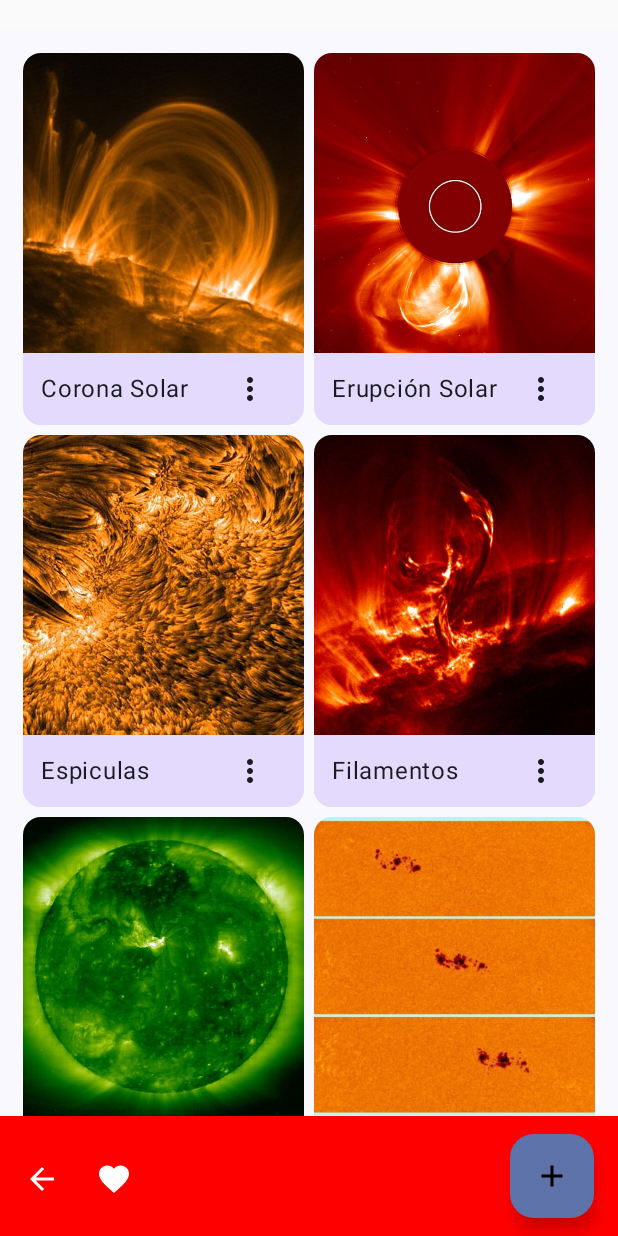
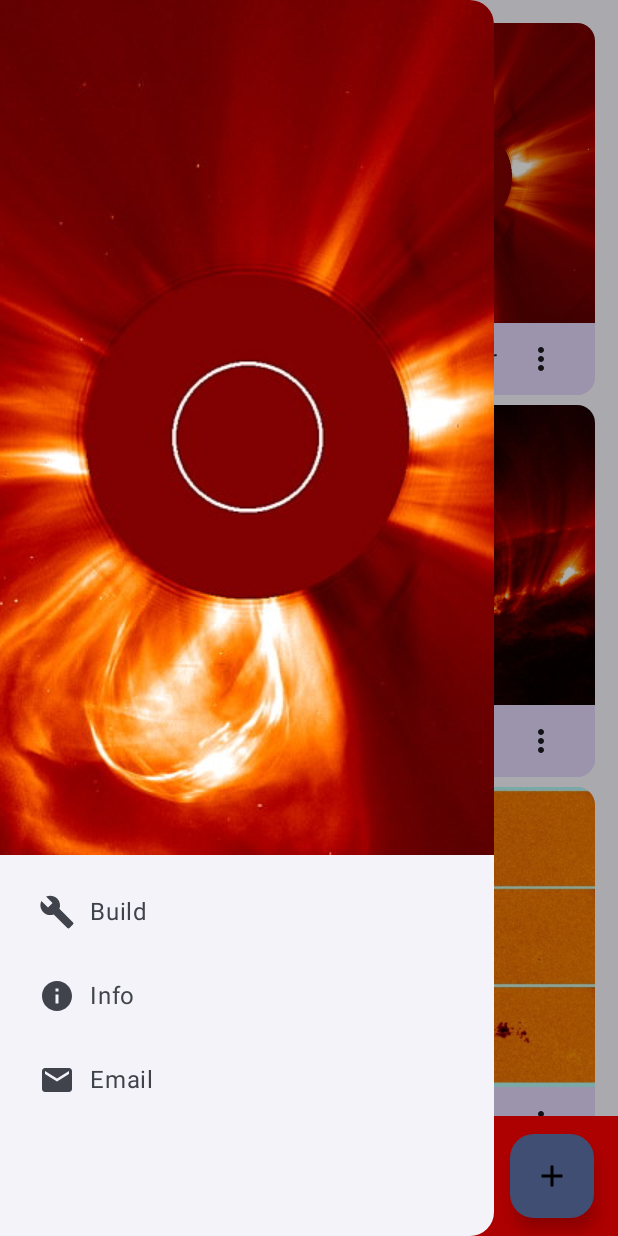
Before and after one commit to dariusxdmemes/ElSol, an Android app built with Jetpack Compose: the screen it shows after launch (MainActivity), after a tap on "Icono corazon izquierda", on a phone screen of 412 x 824 dp. Run offline under Robolectric (Android 15) with nearby library versions, the phone set to English and light mode, and no system bars; 1 other tap on this screen came first.

```diff
--- a/app/src/main/java/com/example/elsol/MainActivity.kt
+++ b/app/src/main/java/com/example/elsol/MainActivity.kt
@@ -5,15 +5,15 @@ import androidx.activity.ComponentActivity
 import androidx.activity.compose.setContent
 import androidx.activity.enableEdgeToEdge
 import androidx.compose.foundation.Image
-import androidx.compose.foundation.background
 import androidx.compose.foundation.layout.Arrangement
-import androidx.compose.foundation.layout.Box
 import androidx.compose.foundation.layout.Column
 import androidx.compose.foundation.layout.Row
-import androidx.compose.foundation.layout.fillMaxHeight
+import androidx.compose.foundation.layout.Spacer
 import androidx.compose.foundation.layout.fillMaxSize
+import androidx.compose.foundation.layout.fillMaxWidth
 import androidx.compose.foundation.layout.padding
-import androidx.compose.foundation.shape.RoundedCornerShape
+import androidx.compose.foundation.layout.size
+import androidx.compose.foundation.layout.statusBarsPadding
 import androidx.compose.material.icons.Icons
 import androidx.compose.material.icons.automirrored.filled.ArrowBack
 import androidx.compose.material.icons.filled.Add
@@ -26,26 +26,24 @@ import androidx.compose.material3.BadgedBox
 import androidx.compose.material3.BottomAppBar
 import androidx.compose.material3.DrawerValue
 import androidx.compose.material3.ExperimentalMaterial3Api
-import androidx.compose.material3.FilledTonalButton
 import androidx.compose.material3.FloatingActionButton
 import androidx.compose.material3.Icon
 import androidx.compose.material3.IconButton
 import androidx.compose.material3.MaterialTheme
+import androidx.compose.material3.ModalDrawerSheet
 import androidx.compose.material3.ModalNavigationDrawer
+import androidx.compose.material3.NavigationDrawerItem
 import androidx.compose.material3.Scaffold
 import androidx.compose.material3.SnackbarHost
 import androidx.compose.material3.SnackbarHostState
 import androidx.compose.material3.Text
 import androidx.compose.material3.rememberDrawerState
-import androidx.compose.runtime.Composable
 import androidx.compose.runtime.getValue
 import androidx.compose.runtime.mutableIntStateOf
 import androidx.compose.runtime.remember
 import androidx.compose.runtime.rememberCoroutineScope
 import androidx.compose.runtime.setValue
-import androidx.compose.ui.Alignment
 import androidx.compose.ui.Modifier
-import androidx.compose.ui.draw.clip
 import androidx.compose.ui.graphics.Color
 import androidx.compose.ui.layout.ContentScale
 import androidx.compose.ui.res.painterResource
@@ -69,15 +67,47 @@ class MainActivity : ComponentActivity() {
                 val corutina = rememberCoroutineScope()
                 val navController = rememberNavController()
                 val drawerState = rememberDrawerState(initialValue = DrawerValue.Closed)
+                val listaBotones = getInfoBotones()
+                val buttonSelected = false
 
                 ModalNavigationDrawer(
                     modifier = Modifier
-                        .padding(top = 20.dp),
+                        .statusBarsPadding(),
                     drawerState = drawerState,
                     drawerContent = {
-                        CajonLateral(
-                            getInfoBotones(),
-                            onBotonClick = { boton ->
+                        ModalDrawerSheet(
+                            modifier = Modifier
+                                .fillMaxWidth(0.8f)
+                        ) {
+                            Image(
+                                painter = painterResource(R.drawable.erupcionsolar),
+                                contentDescription = "imagen cajon",
+                                contentScale = ContentScale.Crop,
+                            )
+                            Column(
+                                modifier = Modifier
+                                    .padding(start = 10.dp)
+                            ) {
+                                Spacer(
+                                    modifier = Modifier
+                                        .size(10.dp)
+                                )
+                                listaBotones.forEach { boton ->
+                                    NavigationDrawerItem(
+                                        label = { Row(
+                                            horizontalArrangement = Arrangement.spacedBy(10.dp)
+                                        ) {
+                                            Icon(
+                                                boton.iconoBoton,
+                                                "iconoBoton"
+                                            )
+                                            Text(
+                                                boton.textoBoton
+                                            )
+                                        }
+                                                },
+                                        selected = buttonSelected,
+                                        onClick = {
                                             when (boton.textoBoton) {
                                                 "Build" -> {}
                                                 "Info" -> {
@@ -87,10 +117,13 @@ class MainActivity : ComponentActivity() {
                                                     }
                                                 }
                                                 "Email" -> {}
+                                            }
+                                        }
+                                    )
 
                                 }
                             }
-                        )
+                        }
                     }
                 ) {
                     Scaffold(
@@ -192,41 +225,3 @@ fun getInfoBotones(): List<BotonesCajon> {
         )
     )
 }
-
-@Composable
-fun CajonLateral(infoBotones: List<BotonesCajon>, onBotonClick: (BotonesCajon) -> Unit) {
-    Box(
-        modifier = Modifier
-            .clip(RoundedCornerShape(topEnd = 10.dp))
-            .fillMaxHeight()
-            .background(MaterialTheme.colorScheme.primaryContainer),
-    ) {
-        Column {
-            Image(
-                painter = painterResource(R.drawable.erupcionsolar),
-                contentDescription = "imagen cajon",
-                contentScale = ContentScale.Crop,
-            )
-                infoBotones.forEach { boton ->
-                    FilledTonalButton(
-                        onClick = {
-                            onBotonClick(boton)
-                        }
-                    ) {
-                        Row(
-                            horizontalArrangement = Arrangement.spacedBy(10.dp),
-                            verticalAlignment = Alignment.CenterVertically
-                        ) {
-                            Icon(
-                                boton.iconoBoton,
-                                "iconoBoton"
-                            )
-                            Text(
-                                boton.textoBoton
-                            )
-                        }
-                    }
-                }
-        }
-    }
-}
```
Lines whose indentation alone changed are shown as unchanged.
